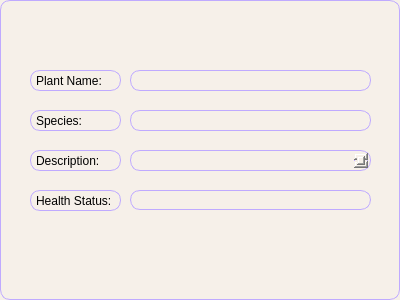
BibekTripathy/PlantCareApp, file ui/editwindow.ui: the form before one commit.
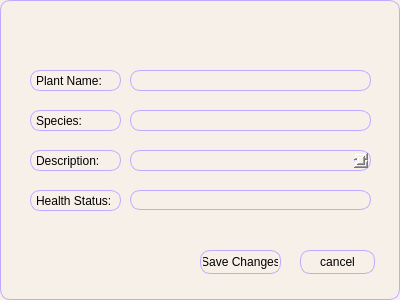
The form after the commit.

The edit to the form file:
```diff
--- a/ui/editwindow.ui
+++ b/ui/editwindow.ui
@@ -111,6 +111,32 @@
     </rect>
    </property>
   </widget>
+  <widget class="QPushButton" name="SaveBtn">
+   <property name="geometry">
+    <rect>
+     <x>200</x>
+     <y>250</y>
+     <width>81</width>
+     <height>24</height>
+    </rect>
+   </property>
+   <property name="text">
+    <string>Save Changes</string>
+   </property>
+  </widget>
+  <widget class="QPushButton" name="cancelBtn">
+   <property name="geometry">
+    <rect>
+     <x>300</x>
+     <y>250</y>
+     <width>75</width>
+     <height>24</height>
+    </rect>
+   </property>
+   <property name="text">
+    <string>cancel</string>
+   </property>
+  </widget>
  </widget>
  <resources/>
  <connections/>
```
Left out of the diff: 8 changed lines with no effect on the pictures.
